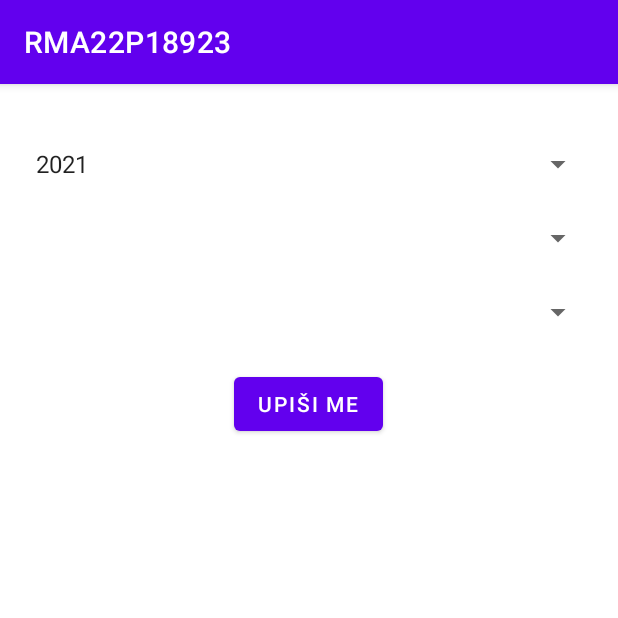
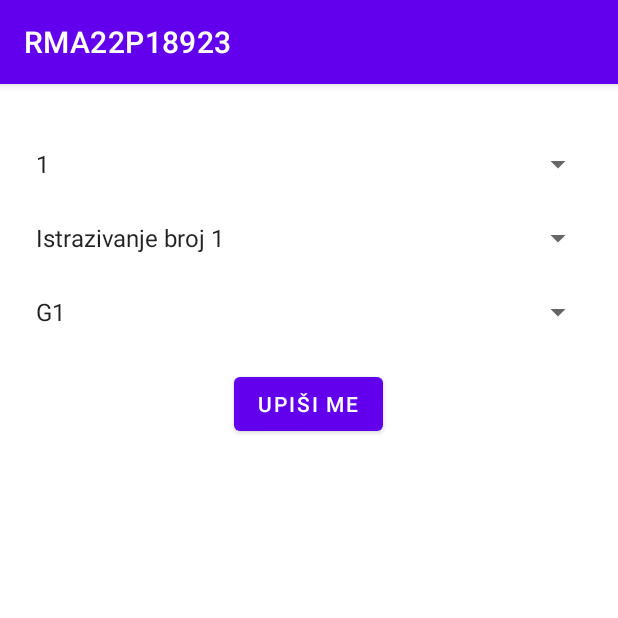
Before and after one commit to DervisevicE/Survey-App, an Android app: the UpisIstrazivanje screen opened directly, with no data from a screen before it, on a phone screen of 412 x 824 dp, the top half of it. Run offline under Robolectric (Android 15) with nearby library versions, the phone set to English and light mode, and no system bars.

Commit message:
spinneri na UpisiIstrazivanje

```diff
--- a/app/src/main/java/ba/etf/rma22/projekat/MainActivity.kt
+++ b/app/src/main/java/ba/etf/rma22/projekat/MainActivity.kt
@@ -57,7 +57,7 @@ class MainActivity : AppCompatActivity() {
             }
 
             override fun onNothingSelected(p0: AdapterView<*>?) {
-                TODO("Not yet implemented")
+
             }
 
         }
--- a/app/src/main/java/ba/etf/rma22/projekat/UpisIstrazivanje.kt
+++ b/app/src/main/java/ba/etf/rma22/projekat/UpisIstrazivanje.kt
@@ -2,16 +2,25 @@ package ba.etf.rma22.projekat
 
 import android.os.Bundle
 import android.view.View
-import android.widget.AdapterView
-import android.widget.ArrayAdapter
-import android.widget.Spinner
+import android.widget.*
 import androidx.appcompat.app.AppCompatActivity
+import ba.etf.rma22.projekat.data.istrazivanja
+import ba.etf.rma22.projekat.data.models.Anketa
+import ba.etf.rma22.projekat.data.models.Istrazivanje
+import ba.etf.rma22.projekat.data.repositories.IstrazivanjeRepository
+import ba.etf.rma22.projekat.viewmodel.GrupaViewModel
+import ba.etf.rma22.projekat.viewmodel.IstrazivanjeViewModel
+import java.util.stream.Collectors
 
 class UpisIstrazivanje: AppCompatActivity() {
 
     private lateinit var odabirGodina: Spinner
     private lateinit var odabirIstrazivanja: Spinner
     private lateinit var odabirGrupa: Spinner
+    private lateinit var upisDugme: Button
+    private var istrazivanjeViewModel = IstrazivanjeViewModel()
+    private var grupaViewModel = GrupaViewModel()
+
     override fun onCreate(savedInstanceState: Bundle?) {
         super.onCreate(savedInstanceState)
         setContentView(R.layout.activity_upis_istrazivanje)
@@ -30,12 +39,31 @@ class UpisIstrazivanje: AppCompatActivity() {
 
         odabirGodina.onItemSelectedListener = object: AdapterView.OnItemSelectedListener{
             override fun onItemSelected(p0: AdapterView<*>?, p1: View?, p2: Int, p3: Long) {
-                odabirIstrazivanja.isEnabled = true
+                if (odabirGodina.selectedItem.toString()!=""){
+                    odabirIstrazivanja.isEnabled=true
+                    updateIstrazivanja(odabirIstrazivanja)
+                } else{
+                    odabirIstrazivanja.isEnabled=false
+                    odabirGrupa.isEnabled=false
+                    upisDugme.isEnabled=false
+                }
+            }
+            override fun onNothingSelected(p0: AdapterView<*>?) {
+            }
+        }
 
+        odabirIstrazivanja.onItemSelectedListener= object: AdapterView.OnItemSelectedListener{
+            override fun onItemSelected(p0: AdapterView<*>?, p1: View?, p2: Int, p3: Long) {
+                if(odabirIstrazivanja.selectedItem.toString()!=""){
+                    odabirGrupa.isEnabled=true
+                    updateGrupa(odabirGrupa)
+                } else {
+                    odabirGrupa.isEnabled=false
+                }
             }
 
             override fun onNothingSelected(p0: AdapterView<*>?) {
-                TODO("Not yet implemented")
+
             }
 
         }
@@ -46,4 +74,27 @@ class UpisIstrazivanje: AppCompatActivity() {
 
 
     }
+
+    private fun updateGrupa(spinner: Spinner) {
+        val grupePoIstrazivanju = grupaViewModel.getGroupsByIstrazivanje(odabirIstrazivanja.selectedItem.toString())
+        val adapter = ArrayAdapter(
+            this,
+            android.R.layout.simple_spinner_item,
+            grupePoIstrazivanju
+        )
+        adapter.setDropDownViewResource(android.R.layout.simple_spinner_item)
+        spinner.adapter=adapter
+    }
+
+
+    private fun updateIstrazivanja(spinner: Spinner) {
+        val istrazivanjaPoGodini = istrazivanjeViewModel.getIstrazivanjeByGodina(odabirGodina.selectedItem.toString().toInt())
+        val adapter = ArrayAdapter(
+            this,
+            android.R.layout.simple_spinner_item,
+            istrazivanjaPoGodini
+        )
+        adapter.setDropDownViewResource(android.R.layout.simple_spinner_dropdown_item)
+        spinner.adapter=adapter
+    }
 }
--- a/app/src/main/java/ba/etf/rma22/projekat/data/IstrazivanjeStaticData.kt
+++ b/app/src/main/java/ba/etf/rma22/projekat/data/IstrazivanjeStaticData.kt
@@ -7,13 +7,13 @@ fun istrazivanja(): List<Istrazivanje>{
     val godina: Int*/
 
     return listOf(
-        Istrazivanje("Istrazivanje broj 1", 2021),
-        Istrazivanje("Istrazivanje broj 2",2021),
-        Istrazivanje("Istrazivanje broj 3", 2022),
-        Istrazivanje("Istrazivanje broj 4",2023),
-        Istrazivanje("Istrazivanje broj 5",2022),
-        Istrazivanje("Istrazivanje broj 6",2022),
-        Istrazivanje("Istrazivanje broj 7",2021)
+        Istrazivanje("Istrazivanje broj 1", 1),
+        Istrazivanje("Istrazivanje broj 2",1),
+        Istrazivanje("Istrazivanje broj 3", 2),
+        Istrazivanje("Istrazivanje broj 4",3),
+        Istrazivanje("Istrazivanje broj 5",2),
+        Istrazivanje("Istrazivanje broj 6",2),
+        Istrazivanje("Istrazivanje broj 7",1)
     )
 
 }
--- a/app/src/main/java/ba/etf/rma22/projekat/data/models/Grupa.kt
+++ b/app/src/main/java/ba/etf/rma22/projekat/data/models/Grupa.kt
@@ -3,4 +3,8 @@ package ba.etf.rma22.projekat.data.models
 data class Grupa(
     val naziv: String,
     val nazivIstrazivanja: String
-)
+){
+    override fun toString(): String {
+        return "$naziv"
+    }
+}
--- a/app/src/main/java/ba/etf/rma22/projekat/data/models/Istrazivanje.kt
+++ b/app/src/main/java/ba/etf/rma22/projekat/data/models/Istrazivanje.kt
@@ -3,4 +3,8 @@ package ba.etf.rma22.projekat.data.models
 data class Istrazivanje(
     val naziv: String,
     val godina: Int
-)
+){
+    override fun toString(): String {
+        return "$naziv"
+    }
+}
--- a/app/src/main/java/ba/etf/rma22/projekat/data/repositories/IstrazivanjeRepository.kt
+++ b/app/src/main/java/ba/etf/rma22/projekat/data/repositories/IstrazivanjeRepository.kt
@@ -5,7 +5,7 @@ import ba.etf.rma22.projekat.data.models.Istrazivanje
 
 object IstrazivanjeRepository {
 
-    fun getIstrazivaneByGodina(godina: Int) : List<Istrazivanje>{
+    fun getIstrazivanjeByGodina(godina: Int) : List<Istrazivanje>{
         return istrazivanja().filter { istrazivanje -> istrazivanje.godina==godina  }.toList()
     }
 
--- a/app/src/main/java/ba/etf/rma22/projekat/viewmodel/IstrazivanjeViewModel.kt
+++ b/app/src/main/java/ba/etf/rma22/projekat/viewmodel/IstrazivanjeViewModel.kt
@@ -6,8 +6,8 @@ import ba.etf.rma22.projekat.data.repositories.IstrazivanjeRepository
 
 class IstrazivanjeViewModel {
 
-    fun getIstrazivaneByGodina(godina: Int) : List<Istrazivanje>{
-        return IstrazivanjeRepository.getIstrazivaneByGodina(godina)
+    fun getIstrazivanjeByGodina(godina: Int) : List<Istrazivanje>{
+        return IstrazivanjeRepository.getIstrazivanjeByGodina(godina)
     }
 
     fun getAll(): List<Istrazivanje>{
--- a/app/src/main/res/values/strings.xml
+++ b/app/src/main/res/values/strings.xml
@@ -10,8 +10,8 @@
     </string-array>
 
     <string-array name="godine">
-        <item>2021</item>
-        <item>2022</item>
-        <item>2023</item>
+        <item>1</item>
+        <item>2</item>
+        <item>3</item>
     </string-array>
 </resources>
```
